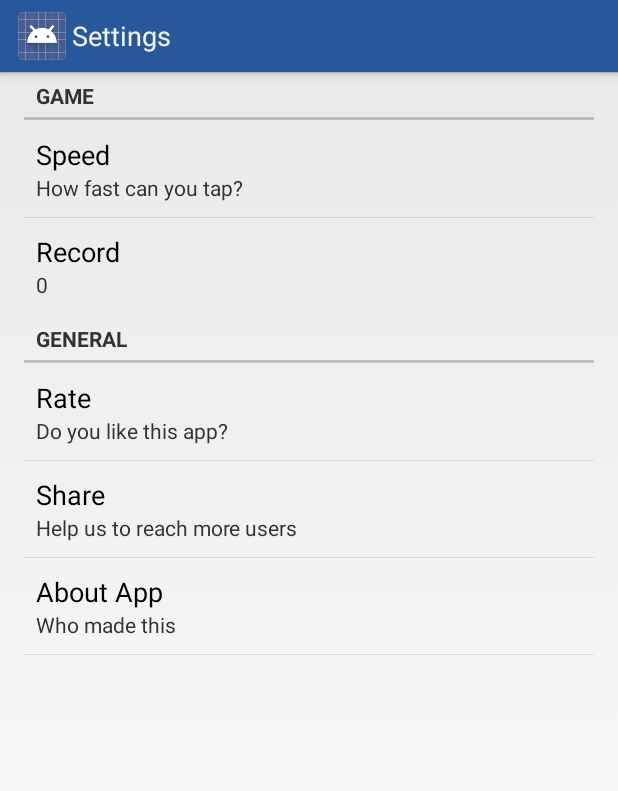
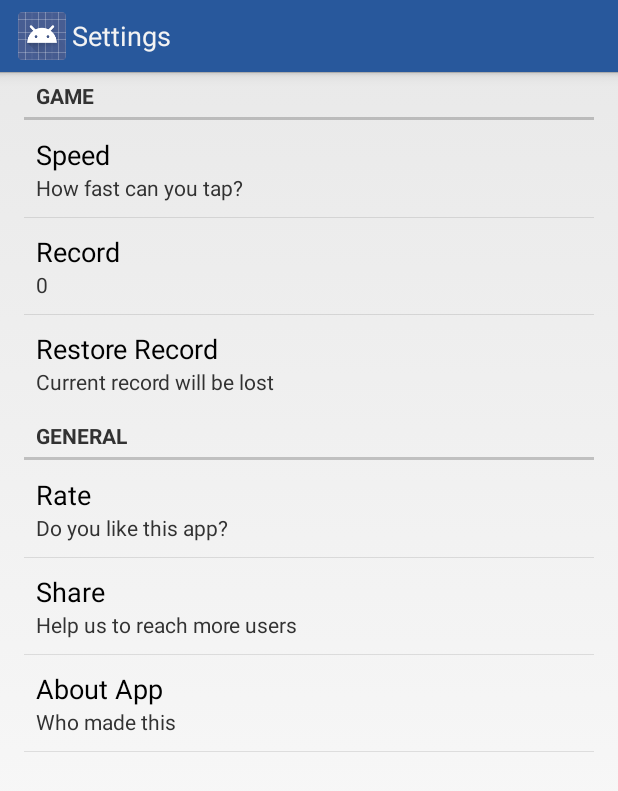
Before and after one commit to ziggy42/KeepFocused, an Android app: the SettingsActivity screen opened directly, with no data from a screen before it, on a phone screen of 412 x 824 dp. Shown: the top 791 px of the screen. Run offline under Robolectric (Android 15) with nearby library versions, the phone set to English and light mode, and no system bars.

Commit message:
restore record added

```diff
--- a/app/src/main/java/com/andreapivetta/keepfocused/MainActivity.java
+++ b/app/src/main/java/com/andreapivetta/keepfocused/MainActivity.java
@@ -181,7 +181,7 @@ public class MainActivity extends Activity {
             SharedPreferences.Editor e = mSharedPreferences.edit();
             e.putInt("Record", points);
             e.commit();
-            builder.setMessage("Woah!! " + points + getString(R.string.record_congrats));
+            builder.setMessage("Woah!! " + points + " "+ getString(R.string.record_congrats));
         }
 
         builder.setPositiveButton(R.string.restart, new DialogInterface.OnClickListener() {
--- a/app/src/main/res/values/strings.xml
+++ b/app/src/main/res/values/strings.xml
@@ -26,6 +26,9 @@
     <string name="my_record_is" translatable="false">My record is </string>
     <string name="can_you_beat_me" translatable="false">, can you beat me? https://play.google.com/store/apps/details?id=com.andreapivetta.keepfocused</string>
     <string name="record_share">Share your record!</string>
+    <string name="cancel">Cancel</string>
+    <string name="ok" translatable="false">OK</string>
+    <string name="are_you_sure">Are you sure?</string>
 
     <!-- About -->
     <string name="problems_and_suggestions">Contacts:</string>
@@ -50,5 +53,7 @@
     <string name="pref_share_for_support_summary">Help us to reach more users</string>
     <string name="pref_rate_for_support_summary">Do you like this app?</string>
     <string name="pref_title_about_app_summary">Who made this</string>
+    <string name="pref_title_restore">Restore Record</string>
+    <string name="pref_title_restore_summary">Current record will be lost</string>
 
 </resources>
--- a/app/src/main/res/xml/preferences.xml
+++ b/app/src/main/res/xml/preferences.xml
@@ -14,6 +14,11 @@
         <Preference
             android:key="pref_key_record"
             android:title="@string/pref_title_record" />
+
+        <Preference
+            android:key="pref_key_restore"
+            android:summary="@string/pref_title_restore_summary"
+            android:title="@string/pref_title_restore" />
 
     </PreferenceCategory>
 
```
Also changed, not shown: app/src/main/java/com/andreapivetta/keepfocused/settings/SettingsActivity.java (+32 -1 lines), 1 other file.
